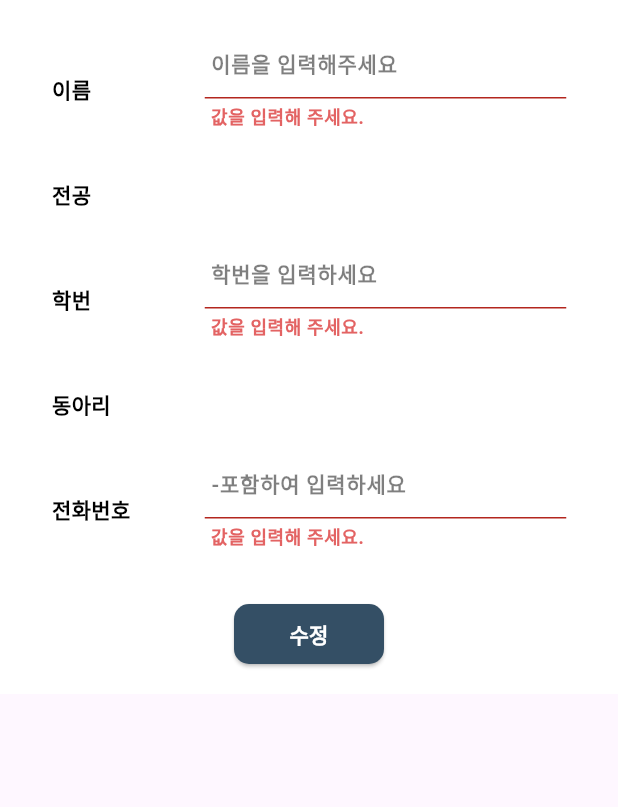
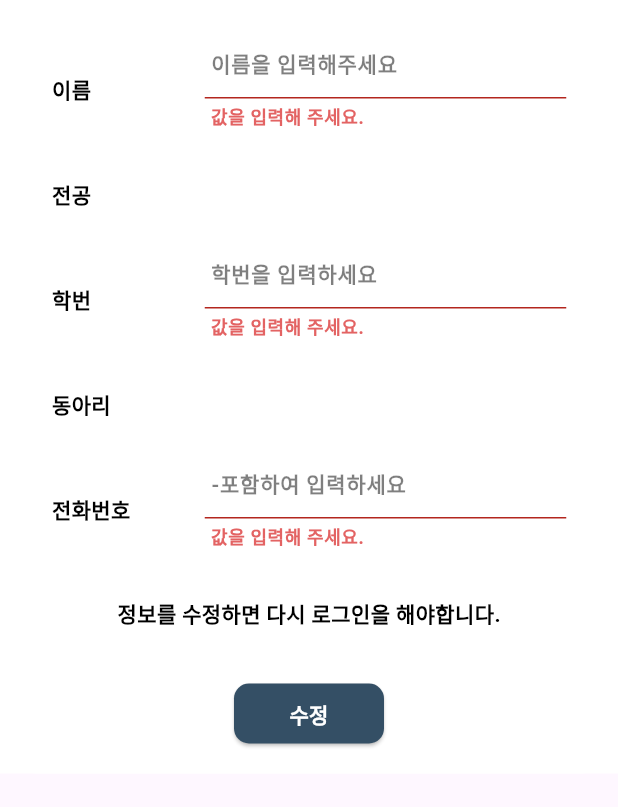
Before and after one commit to kumoh42/futsal-client-front, a Flutter app: the SignupView screen opened directly, after a tap on "수정", on a phone screen of 412 x 824 dp, the part 206-1013 px from its top. Run offline on Flutter 3.47's test engine with Material 3 defaults, Android fonts, the phone set to English and light mode, and no system bars; our stand-ins replace dio, flutter_riverpod, flutter_screenutil, flutter_secure_storage, go_router, retrofit and 1 more; missing offline and left inert: universal_html; accounts and stored records are empty; generated files the repository leaves out were written again; network calls fail; statements that could not run were skipped.

Commit message:
[HOTFIX] 회원가입 유효성 검사 수정

```diff
--- a/futsal_client_front/lib/common/component/custom_text_form_field_signup.dart
+++ b/futsal_client_front/lib/common/component/custom_text_form_field_signup.dart
@@ -39,6 +39,8 @@ class CustomTextFormFieldSignup extends StatefulWidget {
 class _CustomTextFormFieldSignupState extends State<CustomTextFormFieldSignup> {
   String? _errorMessage;
 
+  final FocusNode _focusNode = FocusNode();
+
   @override
   Widget build(BuildContext context) {
     final fontSize = ResponsiveData.kIsMobile
@@ -69,6 +71,15 @@ class _CustomTextFormFieldSignupState extends State<CustomTextFormFieldSignup> {
             ),
           SizedBox(width: widget.contentPadding),
           Expanded(
+            child: RawKeyboardListener(
+              focusNode: _focusNode,
+              onKey: (RawKeyEvent event) {
+                if (event is RawKeyDownEvent) {
+                  if (event.logicalKey == LogicalKeyboardKey.tab) {
+                    return;
+                  }
+                }
+              },
               child: TextFormField(
                 controller: widget.controller,
                 validator: (value) {
@@ -79,7 +90,8 @@ class _CustomTextFormFieldSignupState extends State<CustomTextFormFieldSignup> {
                 },
                 cursorColor: kTextMainColor,
                 keyboardType: widget.keyboardType,
-              obscureText: widget.keyboardType == TextInputType.visiblePassword,
+                obscureText:
+                    widget.keyboardType == TextInputType.visiblePassword,
                 style: widget.textStyle ??
                     kTextMainStyle.copyWith(fontSize: fontSize),
                 inputFormatters: [
@@ -88,10 +100,11 @@ class _CustomTextFormFieldSignupState extends State<CustomTextFormFieldSignup> {
                 decoration: InputDecoration(
                   errorText: _errorMessage,
                   isDense: true,
-                contentPadding: EdgeInsets.only(bottom: widget.contentPadding),
+                  contentPadding:
+                      EdgeInsets.only(bottom: widget.contentPadding),
                   hintText: widget.hintText,
-                border:
-                    UnderlineInputBorder(borderSide: BorderSide(width: 1.0.w)),
+                  border: UnderlineInputBorder(
+                      borderSide: BorderSide(width: 1.0.w)),
                   hintStyle: widget.textStyle?.copyWith(
                         color: kTextMainColor.withOpacity(0.5),
                       ) ??
@@ -107,8 +120,15 @@ class _CustomTextFormFieldSignupState extends State<CustomTextFormFieldSignup> {
                 ),
               ),
             ),
+          ),
         ],
       ),
     );
   }
+
+  @override
+  void dispose() {
+    _focusNode.dispose();
+    super.dispose();
   }
+}
--- a/futsal_client_front/lib/common/utils/validation_util.dart
+++ b/futsal_client_front/lib/common/utils/validation_util.dart
@@ -1,4 +1,3 @@
-
 final RegExp passwordRegex =
     RegExp(r'^(?=.*[a-zA-Z])(?=.*[!@#$%^&*])(?=.*[0-9])\S{8,20}$');
 
@@ -24,8 +23,7 @@ String? validatePasswordCheck(String? value) {
     return "값을 입력해 주세요.";
   } else if (!passwordRegex.hasMatch(value)) {
     return "비밀번호 양식이 옳지 않습니다.";
-  }
-  else {
+  } else {
     return null;
   }
 }
@@ -46,6 +44,10 @@ String? validateId(String? value) {
   if (value == null) return null;
   if (value.isEmpty) {
     return "값을 입력해 주세요.";
+  } else if (!RegExp(r'^[a-zA-Z0-9]+$').hasMatch(value)) {
+    return "아이디는 영어 또는 숫자만 입력해 주세요.";
+  } else if (value.length < 6) {
+    return "아이디는 6자리 이상 입력해 주세요.";
   } else {
     return null;
   }
@@ -55,6 +57,8 @@ String? validateMessage(String? value) {
   if (value == null) return null;
   if (value.isEmpty) {
     return "값을 입력해 주세요.";
+  } else if (value.isEmpty || value.length > 20) {
+    return "글자는 1자 이상 20자 이하로 입력해 주세요.";
   } else {
     return null;
   }
@@ -66,6 +70,8 @@ String? validateNumeric(String? value) {
     return "값을 입력해 주세요.";
   } else if (!RegExp(r'^[0-9]+$').hasMatch(value)) {
     return "숫자만 입력해 주세요.";
+  } else if (value.length != 8) {
+    return "학번은 숫자 8자리로 입력해 주세요.";
   } else {
     return null;
   }
--- a/futsal_client_front/lib/signup/view/singup_view.dart
+++ b/futsal_client_front/lib/signup/view/singup_view.dart
@@ -159,6 +159,12 @@ class _SignupViewState extends ConsumerState<SignupView> {
                         validator: validatePhoneNumber,
                       ),
                       const SizedBox(height: kWPaddingXLargeSize),
+                      if (!widget.isSignup)
+                        const Text(
+                          "정보를 수정하면 다시 로그인을 해야합니다.",
+                          style: kTextMainStyle,
+                        ),
+                      const SizedBox(height: kWPaddingXLargeSize),
                       if ((memberViewModel.state is! MemberStateLoading) &&
                           (memberInfoViewModel.state
                               is! MemeberInfoStateLoading))
--- a/futsal_client_front/lib/signup/viewmodel/member_viewmodel.dart
+++ b/futsal_client_front/lib/signup/viewmodel/member_viewmodel.dart
@@ -69,6 +69,14 @@ class MemberViewModel extends ChangeNotifier {
   }
 
   Future<void> signup(BuildContext context) async {
+    if (selectedMajor == null) {
+      SnackBarUtil.showError("전공을 선택해주세요");
+      return;
+    }
+    if (selectedCircle == null) {
+      SnackBarUtil.showError("동아리를 선택해주세요");
+      return;
+    }
     MemberEntity member = MemberEntity(
       name: nameTextController.text,
       id: idTextController.text,
```
Lines whose indentation alone changed are shown as unchanged.
